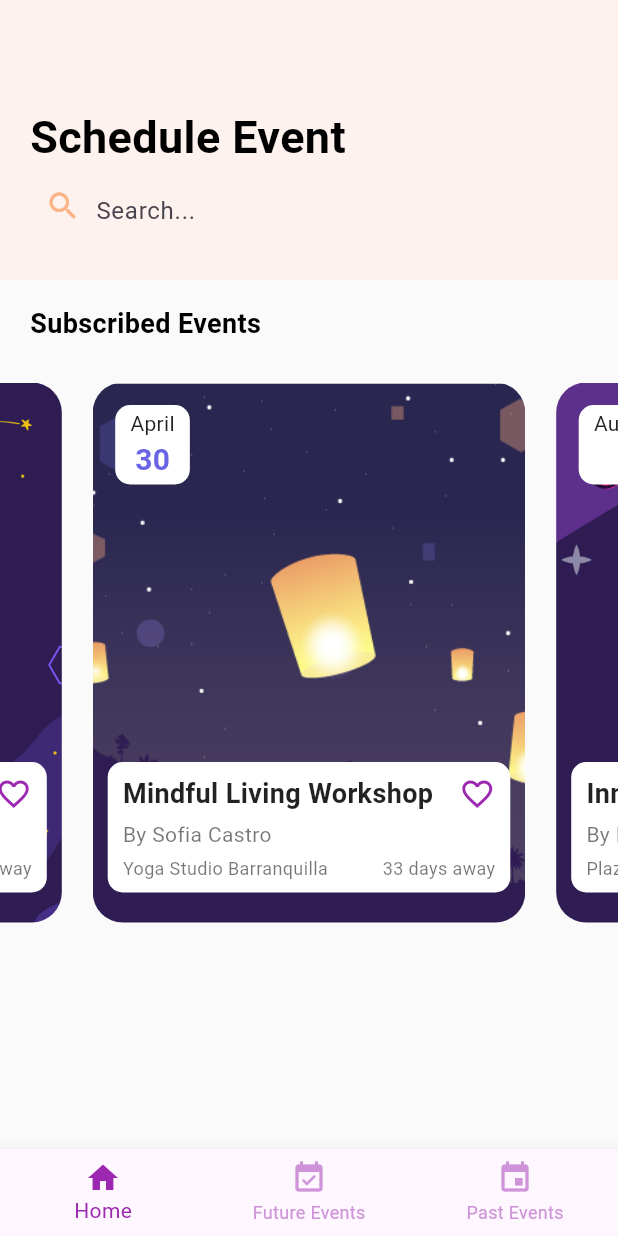
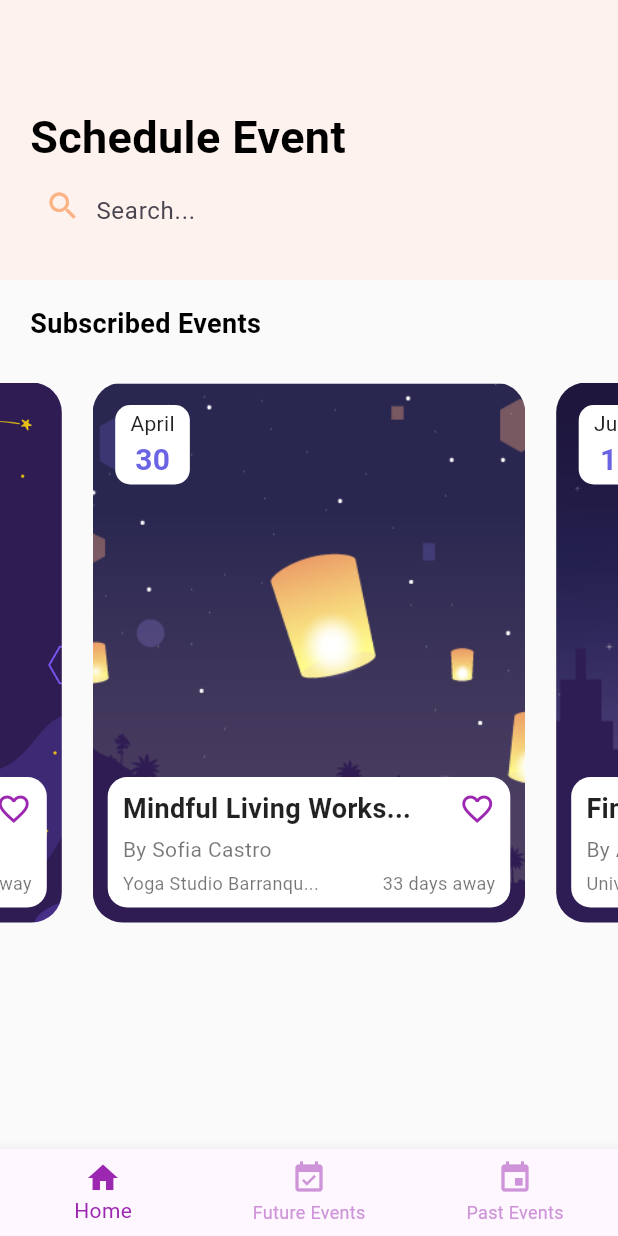
Before and after one commit to LCCastillo03/f_project_mobile, a Flutter app: the screen it shows after launch, swiped to page 4, on a phone screen of 412 x 824 dp. Run offline on Flutter 3.47's test engine with Material 3 defaults, Android fonts, the phone set to English and light mode, and no system bars; our stand-ins replace flutter_svg.

Commit message:
Simplify event sort, Modify event card

```diff
--- a/lib/data/repositories/events_repository.dart
+++ b/lib/data/repositories/events_repository.dart
@@ -66,4 +66,5 @@ List<EventModel> eventsRepo = [
     'subscribedParticipants': 150,
     'location': 'Plaza de la Paz, Barranquilla',
   }
-].map((e) => EventModel.fromJson(e)).toList();
+].map((e) => EventModel.fromJson(e)).toList()
+  ..sort((a, b) => b.date.compareTo(a.date));
--- a/lib/presentation/widgets/event_card.dart
+++ b/lib/presentation/widgets/event_card.dart
@@ -94,7 +94,7 @@ class _EventCardState extends State<EventCard> {
             ),
             // 📌 Detalles del evento con el corazón a la derecha del nombre
             Positioned(
-              bottom: 20,
+              bottom: 10,
               left: 10,
               right: 10,
               child: Container(
@@ -102,7 +102,7 @@ class _EventCardState extends State<EventCard> {
                     const EdgeInsets.symmetric(horizontal: 10, vertical: 8),
                 decoration: BoxDecoration(
                   color: Colors.white,
-                  borderRadius: BorderRadius.circular(10),
+                  borderRadius: BorderRadius.circular(13),
                 ),
                 child: Column(
                   crossAxisAlignment: CrossAxisAlignment.start,
@@ -113,7 +113,7 @@ class _EventCardState extends State<EventCard> {
                       children: [
                         Expanded(
                           child: Text(
-                            widget.eventName.length > 30 ? '${widget.eventName.substring(0, 30)}...' : widget.eventName,
+                            widget.eventName.length > 20 ? '${widget.eventName.substring(0, 20)}...' : widget.eventName,
                             style: const TextStyle(
                               color: Colors.black87,
                               fontSize: 18,
@@ -136,7 +136,7 @@ class _EventCardState extends State<EventCard> {
                     ),
                     const SizedBox(height: 4),
                     Text(
-                      'By ${widget.author.length > 30 ? '${widget.author.substring(0, 30)}...' : widget.author}',
+                      'By ${widget.author.length > 20 ? '${widget.author.substring(0, 20)}...' : widget.author}',
                       style: const TextStyle(
                         color: Colors.black54,
                         fontSize: 14,
@@ -148,7 +148,7 @@ class _EventCardState extends State<EventCard> {
                       mainAxisAlignment: MainAxisAlignment.spaceBetween,
                       children: [
                         Text(
-                          widget.location.length > 30 ? '${widget.location.substring(0, 30)}...' : widget.location,
+                          widget.location.length > 20 ? '${widget.location.substring(0, 20)}...' : widget.location,
                           style: const TextStyle(
                             color: Colors.black54,
                             fontSize: 12,
```
